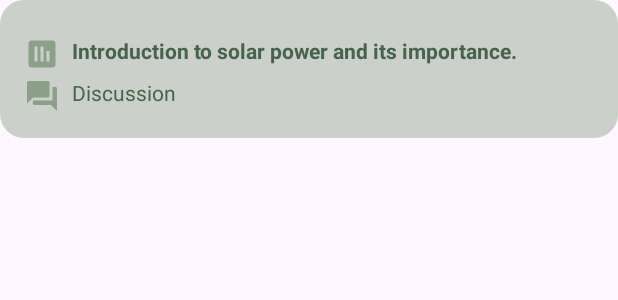
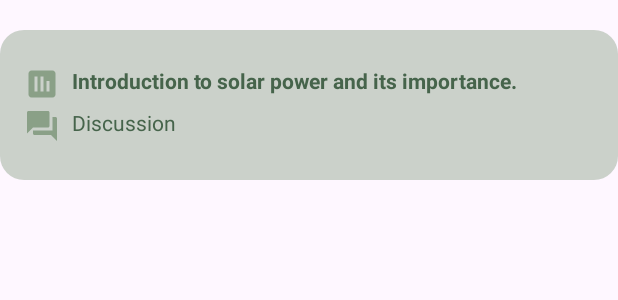
Before and after one commit to taqyss/EcoSynergy, an Android app: the layout item_subcategory_resource.xml on its own in the app's theme, with its tools: preview values and no code run, on a phone screen of 412 x 824 dp. Shown: the top 300 px of the screen. Run offline under Robolectric (Android 15) with nearby library versions, the phone set to English and light mode, and no system bars; Roboto replaces fonts that are not available here.

Commit message:
fixed UI

```diff
--- a/app/src/main/res/layout/item_subcategory_resource.xml
+++ b/app/src/main/res/layout/item_subcategory_resource.xml
@@ -9,8 +9,9 @@
     <!-- Section 1 -->
     <LinearLayout
         android:layout_width="match_parent"
-        android:layout_height="wrap_content"
-        android:layout_marginBottom="16dp"
+        android:layout_height="100dp"
+        android:layout_marginBottom="20dp"
+        android:layout_marginTop="20dp"
         app:layout_constraintTop_toTopOf="parent"
         android:background="@drawable/content_list_shape"
         android:divider="#CCCCCC"
--- a/app/src/main/res/layout/list_subcategory.xml
+++ b/app/src/main/res/layout/list_subcategory.xml
@@ -19,7 +19,7 @@
             android:id="@+id/subcategory_list"
             android:layout_width="match_parent"
             android:layout_height="match_parent"
-            android:padding="10dp"
+            android:padding="20dp"
             android:layout_marginStart="10dp"
             android:layout_marginEnd="10dp"
             android:layout_marginBottom="80dp"
```
